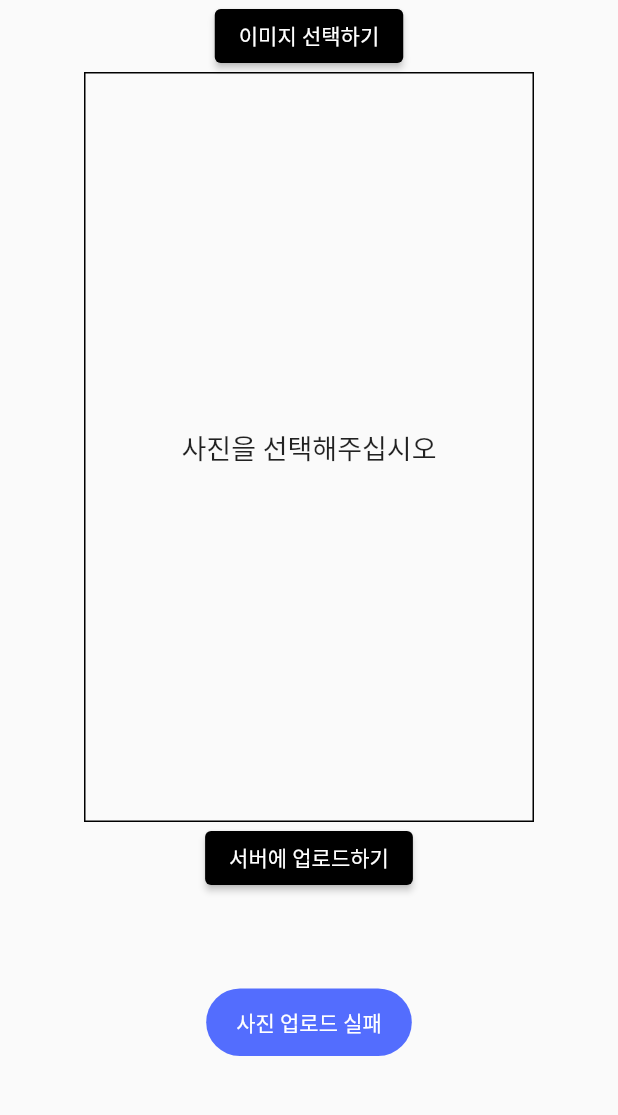
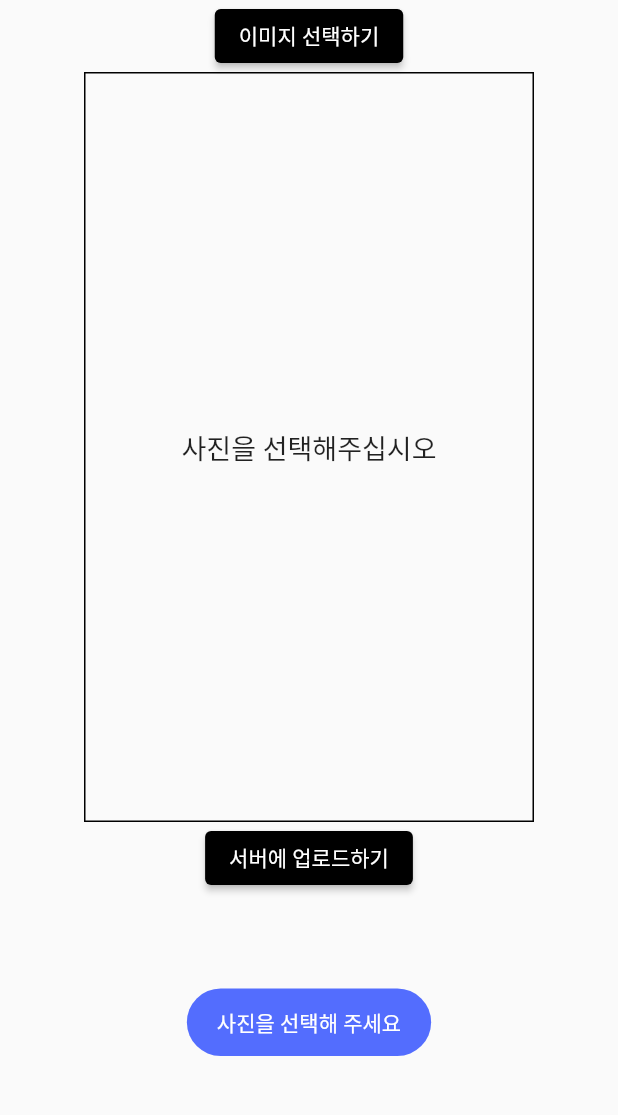
Before and after one commit to 9somang/Check-this-out_app, a Flutter app: the CheckPage screen opened directly, after a tap on "서버에 업로드하기", on a phone screen of 412 x 824 dp, the part 84-1199 px from its top. Run offline on Flutter 3.47's test engine with Material 2 defaults, Android fonts, the phone set to English and light mode, and no system bars; our stand-ins replace dio, fluttertoast, get, image_picker, qr_flutter; Roboto replaces fonts that are missing (Jua).

Commit message:
사진 선택 안할 시 메시지 수정

```diff
--- a/lib/check.dart
+++ b/lib/check.dart
@@ -126,7 +126,7 @@ class _CheckpageState extends State<CheckPage>{
                     showToast('사진 업로드 실패\n 다시 선택해 주세요');
                   }
                 }else {
-                  return showToast('사진 업로드 실패');
+                  return showToast('사진을 선택해 주세요');
                 }
             },
               child: Text("서버에 업로드하기"),
```
